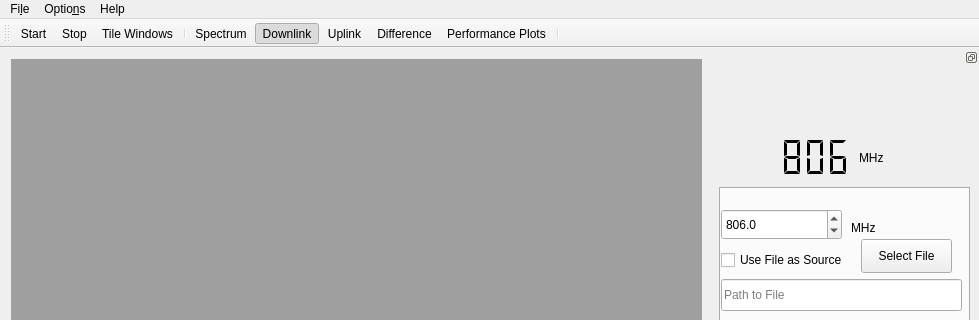
Qt form src/gui/mainwindow.ui (falkenber9/falcon) before a commit; both pictures show x 0 to 979 and y 0 to 320 of the 979 by 677 pixel window.
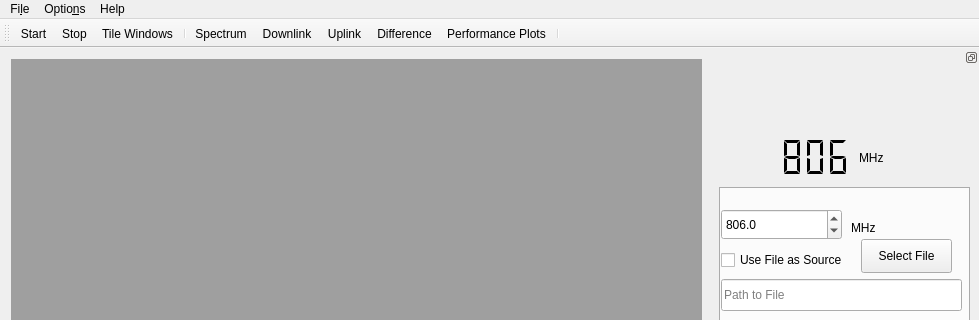
The same form after that commit. Icons and pictures are not drawn.

Patch:
```diff
--- a/src/gui/mainwindow.ui
+++ b/src/gui/mainwindow.ui
@@ -550,7 +550,7 @@
     <bool>true</bool>
    </property>
    <property name="checked">
-    <bool>true</bool>
+    <bool>false</bool>
    </property>
    <property name="text">
     <string>D&amp;ownlink</string>
```
Left out of the diff: 2 changed lines with no effect on the pictures.
